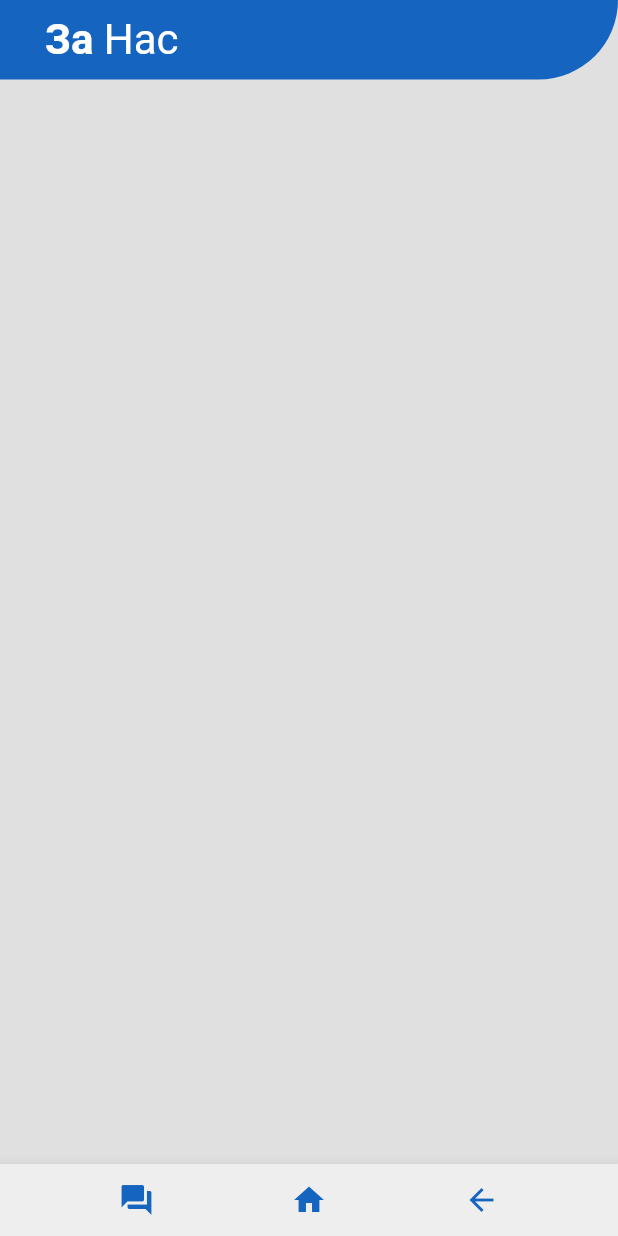
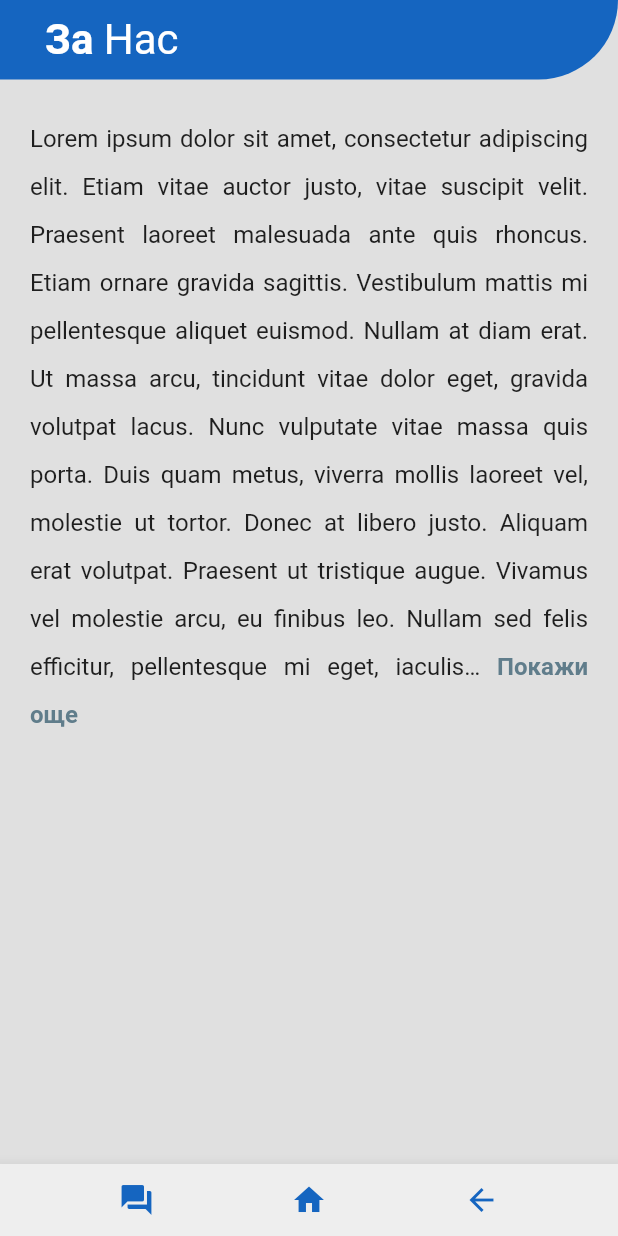
Before and after one commit to TIVMOF/online_bank, a Flutter app: the AboutPage screen opened directly, on a phone screen of 412 x 824 dp. Run offline on Flutter 3.47's test engine with Material 2 defaults, Android fonts, the phone set to English and light mode, and no system bars; drawn by our look-alikes of readmore; our stand-ins replace smooth_page_indicator.

Commit message:
about page

```diff
--- a/analysis_options.yaml
+++ b/analysis_options.yaml
@@ -7,7 +7,7 @@
 
 # The following line activates a set of recommended lints for Flutter apps,
 # packages, and plugins designed to encourage good coding practices.
-include: package:flutter_lints/flutter.yaml
+#include: package:flutter_lints/flutter.yaml
 
 linter:
   # The lint rules applied to this project can be customized in the
--- a/lib/pages/about_page.dart
+++ b/lib/pages/about_page.dart
@@ -3,12 +3,13 @@
 import "package:flutter/material.dart";
 import 'package:online_bank/utill/app_bar.dart';
 import 'package:online_bank/utill/bottom_app_bar.dart';
+import 'package:readmore/readmore.dart';
 
 class AboutPage extends StatefulWidget {
   final BuildContext context;
 
-  const AboutPage({
-    required this.context
+  AboutPage({
+    required this.context,
   });
 
   @override
@@ -16,15 +17,49 @@ class AboutPage extends StatefulWidget {
 }
 
 class _AboutPageState extends State<AboutPage> {
+  String content = 'Lorem ipsum dolor sit amet, consectetur adipiscing elit. Etiam vitae auctor justo, vitae suscipit velit. Praesent laoreet malesuada ante quis rhoncus. Etiam ornare gravida sagittis. Vestibulum mattis mi pellentesque aliquet euismod. Nullam at diam erat. Ut massa arcu, tincidunt vitae dolor eget, gravida volutpat lacus. Nunc vulputate vitae massa quis porta. Duis quam metus, viverra mollis laoreet vel, molestie ut tortor. Donec at libero justo. Aliquam erat volutpat. Praesent ut tristique augue. Vivamus vel molestie arcu, eu finibus leo. Nullam sed felis efficitur, pellentesque mi eget, iaculis urna. Pellentesque finibus lectus magna, eget pulvinar leo ornare quis. Integer porttitor dolor quis eros pretium dignissim. Pellentesque blandit, augue eget pharetra lobortis, felis risus ornare lectus, at mattis ipsum neque at elit. Sed consectetur, dui ut dictum porttitor, diam erat pharetra massa, a porttitor dui diam lobortis lorem. Donec consequat leo finibus purus ornare, vel tempor nibh rutrum. Morbi at felis convallis, pellentesque lacus vel, hendrerit lacus. Aenean feugiat velit vel semper placerat. Sed lobortis vel lacus ac blandit. Phasellus lobortis odio ut magna scelerisque lobortis. Nullam rutrum tellus id ipsum dignissim, nec dignissim ante mattis. Nam quis ornare lacus. Fusce laoreet vitae tellus et semper';
+
   @override
   Widget build(BuildContext context) {
     return Scaffold(
       backgroundColor: Colors.grey[300],
       bottomNavigationBar: AppBarBottom(context: context),
+      resizeToAvoidBottomInset : false,
       body: SafeArea(
-        child: Column(children: [
-          MyAppBar(first_name: 'За', second_name: 'Нас'),
-        ],)
+        child: SingleChildScrollView(
+          child: Column(children: [
+            MyAppBar(first_name: 'За', second_name: 'Нас'),
+
+            SingleChildScrollView(
+              child: Container(
+                padding: EdgeInsets.all(20),
+                child: ReadMoreText(
+                  content,
+                  trimLines: 12,
+                  textAlign: TextAlign.justify,
+                  trimMode: TrimMode.Line,
+                  trimCollapsedText: ' Покажи още ',
+                  trimExpandedText: ' Покажи по-малко ',
+
+                  lessStyle: TextStyle(
+                    fontWeight: FontWeight.bold,
+                    color: Colors.blueGrey,
+                  ),
+
+                  moreStyle: TextStyle(
+                    fontWeight: FontWeight.bold,
+                    color: Colors.blueGrey,
+                  ),
+
+                  style: TextStyle(
+                    fontSize: 16,
+                    height: 2,
+                  ),
+                  )
+              ),
+            )
+          ],),
+        )
         ),
     );
   }
--- a/pubspec.yaml
+++ b/pubspec.yaml
@@ -36,6 +36,7 @@ dependencies:
   # The following adds the Cupertino Icons font to your application.
   # Use with the CupertinoIcons class for iOS style icons.
   cupertino_icons: ^1.0.2
+  readmore: ^2.1.0
   smooth_page_indicator:
 
 dev_dependencies:
```
Also changed, not shown: pubspec.lock.
